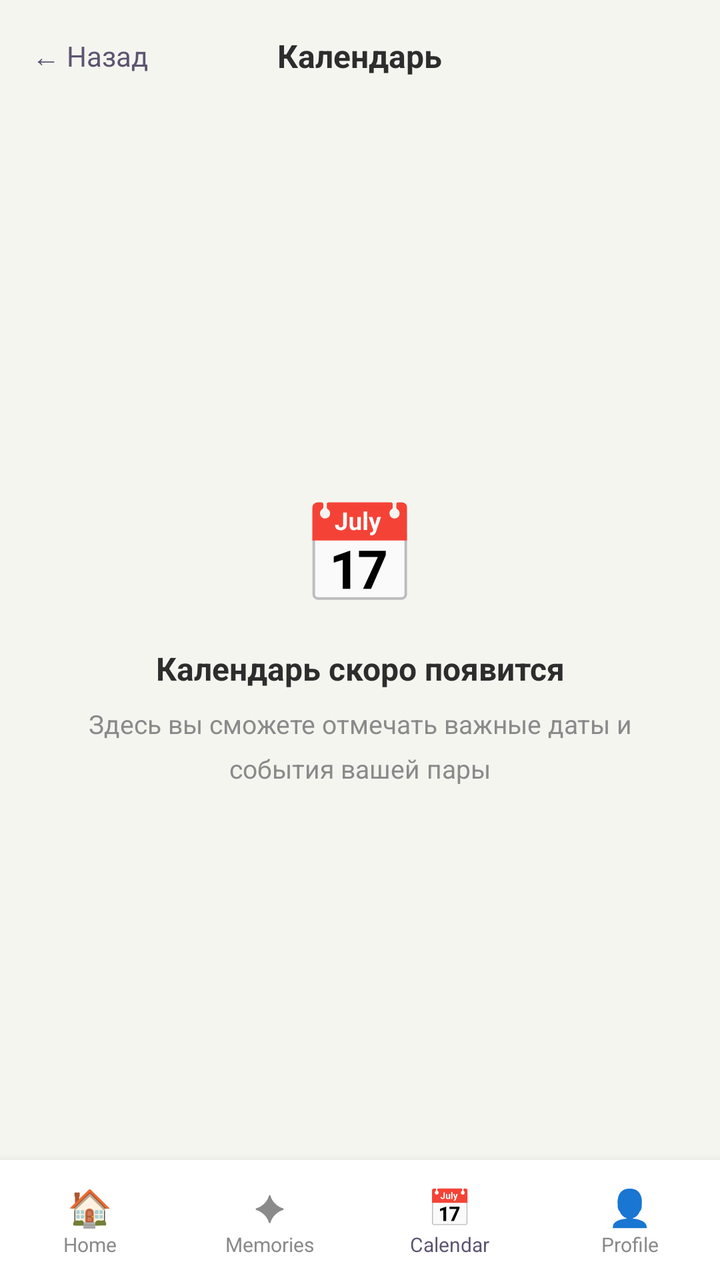
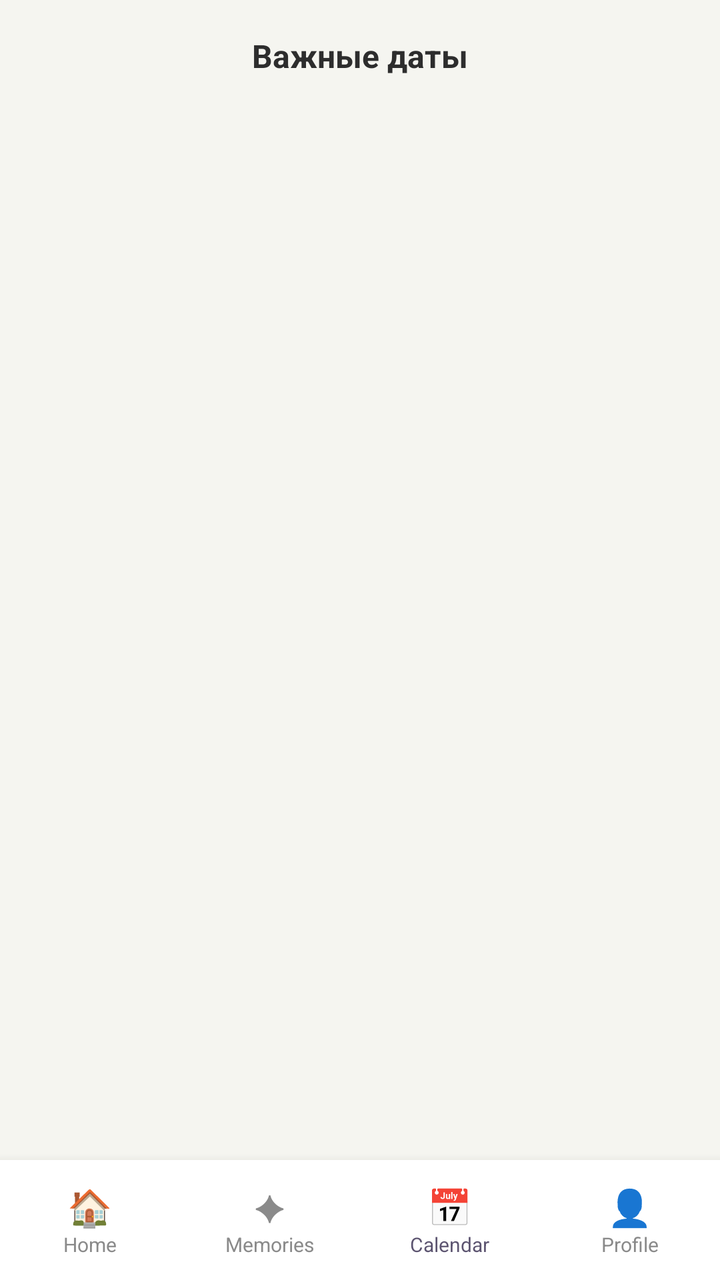

Compare the two renders of this Android layout. The source of the first and the diff that turns it into the second are given below.
<!-- AndroidManifest.xml: application theme Theme.SoulSpace -->
<!-- res/layout/activity_calendar.xml -->
<?xml version="1.0" encoding="utf-8"?>
<LinearLayout xmlns:android="http://schemas.android.com/apk/res/android"
    android:layout_width="match_parent"
    android:layout_height="match_parent"
    android:orientation="vertical"
    android:background="#F5F5F0">

    
    <RelativeLayout
        android:layout_width="match_parent"
        android:layout_height="56dp"
        android:paddingHorizontal="16dp">

        <TextView
            android:id="@+id/tvBack"
            android:layout_width="wrap_content"
            android:layout_height="wrap_content"
            android:text="← Назад"
            android:textSize="14sp"
            android:textColor="#5C5470"
            android:layout_centerVertical="true"
            android:layout_alignParentStart="true"
            android:clickable="true"
            android:focusable="true"/>

        <TextView
            android:layout_width="wrap_content"
            android:layout_height="wrap_content"
            android:text="Календарь"
            android:textSize="16sp"
            android:textStyle="bold"
            android:textColor="#2D2D2D"
            android:layout_centerInParent="true"/>
    </RelativeLayout>

    
    <LinearLayout
        android:layout_width="match_parent"
        android:layout_height="0dp"
        android:layout_weight="1"
        android:orientation="vertical"
        android:gravity="center"
        android:paddingHorizontal="32dp">

        <TextView
            android:layout_width="wrap_content"
            android:layout_height="wrap_content"
            android:text="📅"
            android:textSize="48sp"
            android:layout_marginBottom="16dp"/>

        <TextView
            android:layout_width="wrap_content"
            android:layout_height="wrap_content"
            android:text="Календарь скоро появится"
            android:textSize="16sp"
            android:textStyle="bold"
            android:textColor="#2D2D2D"
            android:layout_marginBottom="8dp"
            android:gravity="center"/>

        <TextView
            android:layout_width="wrap_content"
            android:layout_height="wrap_content"
            android:text="Здесь вы сможете отмечать важные даты и события вашей пары"
            android:textSize="13sp"
            android:textColor="#8A8A8A"
            android:gravity="center"
            android:lineSpacingMultiplier="1.4"/>

    </LinearLayout>

    
    <LinearLayout
        android:layout_width="match_parent"
        android:layout_height="60dp"
        android:orientation="horizontal"
        android:background="#FFFFFF"
        android:elevation="8dp">

        <LinearLayout
            android:id="@+id/navHome"
            android:layout_width="0dp"
            android:layout_height="match_parent"
            android:layout_weight="1"
            android:orientation="vertical"
            android:gravity="center"
            android:clickable="true"
            android:focusable="true">

            <TextView
                android:layout_width="wrap_content"
                android:layout_height="wrap_content"
                android:text="🏠"
                android:textSize="18sp"
                android:textColor="#8A8A8A"/>
            <TextView
                android:layout_width="wrap_content"
                android:layout_height="wrap_content"
                android:text="Home"
                android:textSize="10sp"
                android:textColor="#8A8A8A"/>
        </LinearLayout>

        <LinearLayout
            android:id="@+id/navMemories"
            android:layout_width="0dp"
            android:layout_height="match_parent"
            android:layout_weight="1"
            android:orientation="vertical"
            android:gravity="center"
            android:clickable="true"
            android:focusable="true">

            <TextView
                android:layout_width="wrap_content"
                android:layout_height="wrap_content"
                android:text="✦"
                android:textSize="18sp"
                android:textColor="#8A8A8A"/>
            <TextView
                android:layout_width="wrap_content"
                android:layout_height="wrap_content"
                android:text="Memories"
                android:textSize="10sp"
                android:textColor="#8A8A8A"/>
        </LinearLayout>

        
        <LinearLayout
            android:id="@+id/navCalendar"
            android:layout_width="0dp"
            android:layout_height="match_parent"
            android:layout_weight="1"
            android:orientation="vertical"
            android:gravity="center"
            android:clickable="true"
            android:focusable="true">

            <TextView
                android:layout_width="wrap_content"
                android:layout_height="wrap_content"
                android:text="📅"
                android:textSize="18sp"/>
            <TextView
                android:layout_width="wrap_content"
                android:layout_height="wrap_content"
                android:text="Calendar"
                android:textSize="10sp"
                android:textColor="#5C5470"/>
        </LinearLayout>

        <LinearLayout
            android:id="@+id/navProfile"
            android:layout_width="0dp"
            android:layout_height="match_parent"
            android:layout_weight="1"
            android:orientation="vertical"
            android:gravity="center"
            android:clickable="true"
            android:focusable="true">

            <TextView
                android:layout_width="wrap_content"
                android:layout_height="wrap_content"
                android:text="👤"
                android:textSize="18sp"
                android:textColor="#8A8A8A"/>
            <TextView
                android:layout_width="wrap_content"
                android:layout_height="wrap_content"
                android:text="Profile"
                android:textSize="10sp"
                android:textColor="#8A8A8A"/>
        </LinearLayout>
    </LinearLayout>

</LinearLayout>
<!-- resources referenced by this layout -->
<resources>
  <style name="Theme.SoulSpace" parent="Base.Theme.SoulSpace" />
  <style name="Base.Theme.SoulSpace" parent="Theme.Material3.DayNight.NoActionBar">
          
          
      </style>
</resources>

<!-- the commit's change to res/layout/activity_calendar.xml (unified diff, before → after) -->
@@ -12,21 +12,9 @@
         android:paddingHorizontal="16dp">
 
         <TextView
-            android:id="@+id/tvBack"
             android:layout_width="wrap_content"
             android:layout_height="wrap_content"
-            android:text="← Назад"
-            android:textSize="14sp"
-            android:textColor="#5C5470"
-            android:layout_centerVertical="true"
-            android:layout_alignParentStart="true"
-            android:clickable="true"
-            android:focusable="true"/>
-
-        <TextView
-            android:layout_width="wrap_content"
-            android:layout_height="wrap_content"
-            android:text="Календарь"
+            android:text="Важные даты"
             android:textSize="16sp"
             android:textStyle="bold"
             android:textColor="#2D2D2D"
@@ -34,41 +22,67 @@
     </RelativeLayout>
 
     
-    <LinearLayout
+    <FrameLayout
         android:layout_width="match_parent"
         android:layout_height="0dp"
-        android:layout_weight="1"
-        android:orientation="vertical"
-        android:gravity="center"
-        android:paddingHorizontal="32dp">
+        android:layout_weight="1">
 
-        <TextView
+        <LinearLayout
+            android:id="@+id/contentContainer"
+            android:layout_width="match_parent"
+            android:layout_height="match_parent"
+            android:orientation="vertical"
+            android:visibility="invisible">
+
+            <ScrollView
+                android:layout_width="match_parent"
+                android:layout_height="0dp"
+                android:layout_weight="1">
+
+                <LinearLayout
+                    android:id="@+id/eventsContainer"
+                    android:layout_width="match_parent"
+                    android:layout_height="wrap_content"
+                    android:orientation="vertical"
+                    android:padding="16dp">
+
+                    <TextView
+                        android:id="@+id/tvEmptyState"
+                        android:layout_width="match_parent"
+                        android:layout_height="wrap_content"
+                        android:text="Пока нет добавленных дат.\nДобавьте первую важную дату вашей пары."
+                        android:textSize="13sp"
+                        android:textColor="#8A8A8A"
+                        android:gravity="center"
+                        android:lineSpacingMultiplier="1.4"
+                        android:layout_marginTop="32dp"
+                        android:visibility="gone"/>
+
+                </LinearLayout>
+
+            </ScrollView>
+
+            <Button
+                android:id="@+id/btnAddEvent"
+                android:layout_width="match_parent"
+                android:layout_height="52dp"
+                android:layout_margin="16dp"
+                android:text="+ Добавить важную дату"
+                android:textSize="14sp"
+                android:textColor="#4A4560"
+                android:background="@drawable/button_background"
+                android:stateListAnimator="@null"/>
+
+        </LinearLayout>
+
+        <ProgressBar
+            android:id="@+id/progressLoading"
             android:layout_width="wrap_content"
             android:layout_height="wrap_content"
-            android:text="📅"
-            android:textSize="48sp"
-            android:layout_marginBottom="16dp"/>
+            android:layout_gravity="center"
+            android:visibility="visible"/>
 
-        <TextView
-            android:layout_width="wrap_content"
-            android:layout_height="wrap_content"
-            android:text="Календарь скоро появится"
-            android:textSize="16sp"
-            android:textStyle="bold"
-            android:textColor="#2D2D2D"
-            android:layout_marginBottom="8dp"
-            android:gravity="center"/>
-
-        <TextView
-            android:layout_width="wrap_content"
-            android:layout_height="wrap_content"
-            android:text="Здесь вы сможете отмечать важные даты и события вашей пары"
-            android:textSize="13sp"
-            android:textColor="#8A8A8A"
-            android:gravity="center"
-            android:lineSpacingMultiplier="1.4"/>
-
-    </LinearLayout>
+    </FrameLayout>
 
     
     <LinearLayout
<!-- resource entries referenced after the edit -->
@@ -1,5 +1,15 @@
 <!-- resources referenced by this layout -->
 <resources>
+  <!-- drawable button_background (drawable) -->
+  <?xml version="1.0" encoding="utf-8"?>
+  <shape xmlns:android="http://schemas.android.com/apk/res/android"
+      android:shape="rectangle">
+      <gradient
+          android:startColor="#D8C8E8"
+          android:endColor="#E8D0D8"
+          android:angle="0"/>
+      <corners android:radius="26dp"/>
+  </shape>
   <style name="Theme.SoulSpace" parent="Base.Theme.SoulSpace" />
   <style name="Base.Theme.SoulSpace" parent="Theme.Material3.DayNight.NoActionBar">
           
